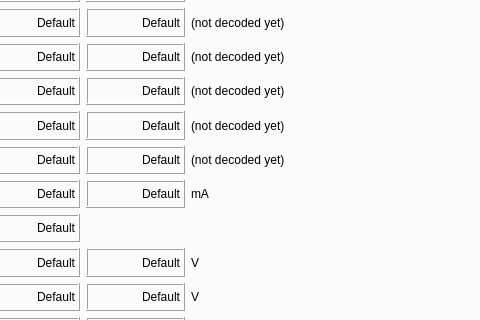
Before: the Qt Designer form execute-gui-1/mainwindow.ui in JFDuval/FlexSEA, drawn with Qt 5; both pictures show x 252 to 732 and y 193 to 513 of the 1024 by 768 pixel window.
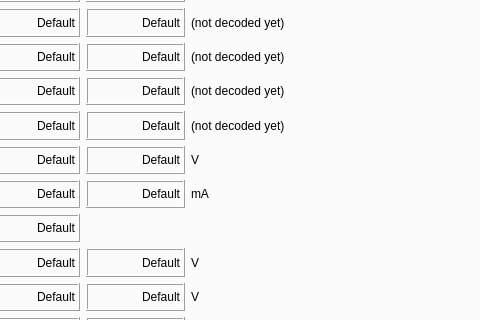
After: the same form once the commit is applied. The open tabs and pages were chosen to show the change. Custom widgets are drawn as their Qt base class.

Diff of the .ui file:
```diff
--- a/execute-gui-1/mainwindow.ui
+++ b/execute-gui-1/mainwindow.ui
@@ -1146,7 +1146,7 @@
        <item row="8" column="4">
         <widget class="QLabel" name="label_37">
          <property name="text">
-          <string>(not decoded yet)</string>
+          <string>V</string>
          </property>
         </widget>
        </item>
```
Left out of the diff: 4 changed lines with no effect on the pictures.
